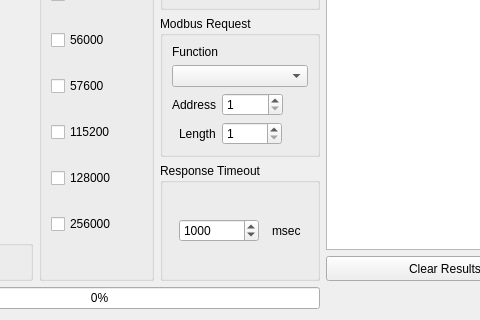
Before: the Qt Designer form omodscan/dialogs/dialogmodbusscanner.ui in sanny32/OpenModScan, drawn with Qt 5; both pictures show x 132 to 612 and y 490 to 810 of the 707 by 810 pixel window.
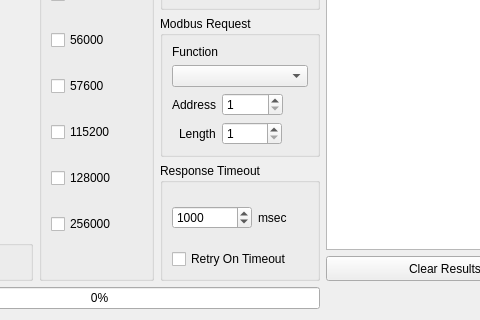
After: the same form once the commit is applied. Custom widgets are drawn as their Qt base class.

Commit message: Added check box "Retry On Timeout" to modbus scanner dialog

Diff of the .ui file:
```diff
--- a/omodscan/dialogs/dialogmodbusscanner.ui
+++ b/omodscan/dialogs/dialogmodbusscanner.ui
@@ -753,6 +753,8 @@
          <property name="title">
           <string>Response Timeout</string>
          </property>
+         <layout class="QVBoxLayout" name="verticalLayout_12">
+          <item>
          <layout class="QHBoxLayout" name="horizontalLayout">
           <item>
            <widget class="QSpinBox" name="spinBoxTimeout">
@@ -789,6 +791,28 @@
             </property>
             <property name="text">
              <string>msec</string>
+              </property>
+             </widget>
+            </item>
+            <item>
+             <spacer name="horizontalSpacer_2">
+              <property name="orientation">
+               <enum>Qt::Horizontal</enum>
+              </property>
+              <property name="sizeHint" stdset="0">
+               <size>
+                <width>40</width>
+                <height>20</height>
+               </size>
+              </property>
+             </spacer>
+            </item>
+           </layout>
+          </item>
+          <item>
+           <widget class="QCheckBox" name="checkBoxRetryOnTimeout">
+            <property name="text">
+             <string>Retry On Timeout</string>
             </property>
            </widget>
           </item>
```
Lines whose indentation alone changed are shown as unchanged. The commit also changes 4 other files.
